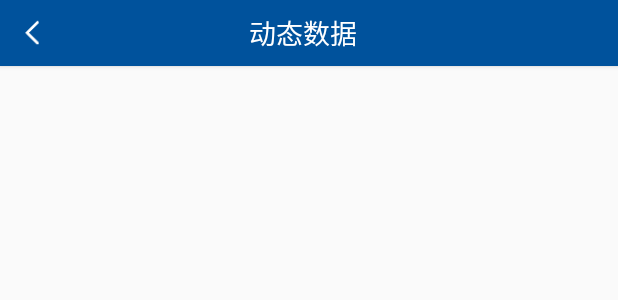
After one commit to zuafzu/OBDproject, an Android app: the layout activity_dynamic_data.xml on its own in the app's theme, with its tools: preview values and no code run, on a phone screen of 412 x 824 dp. The commit adds this screen. Shown: the top 300 px of the screen. Run offline under Robolectric (Android 15) with nearby library versions, the phone set to English and light mode, and no system bars.

Commit message:
界面搭建

```diff
--- /dev/null
+++ b/app/src/main/res/layout/activity_dynamic_data.xml
@@ -0,0 +1,49 @@
+<?xml version="1.0" encoding="utf-8"?>
+<LinearLayout xmlns:android="http://schemas.android.com/apk/res/android"
+    xmlns:app="http://schemas.android.com/apk/res-auto"
+    xmlns:tools="http://schemas.android.com/tools"
+    android:layout_width="match_parent"
+    android:layout_height="match_parent"
+    android:orientation="vertical"
+    tools:context=".activity.DynamicDataActivity">
+
+    <LinearLayout
+        android:layout_width="match_parent"
+        android:layout_height="44dp"
+        android:background="@color/colorPrimary"
+        android:gravity="center"
+        android:orientation="horizontal"
+        android:translationZ="2dp">
+
+        <ImageView
+            android:id="@+id/iv_back"
+            android:layout_width="44dp"
+            android:layout_height="44dp"
+            android:background="?android:attr/selectableItemBackground"
+            android:padding="12dp"
+            android:src="@mipmap/ic_back"
+            android:tag="iv_back"
+            android:visibility="visible" />
+
+        <TextView
+            android:id="@+id/tv_title"
+            android:layout_width="0dp"
+            android:layout_height="wrap_content"
+            android:layout_weight="1"
+            android:gravity="center"
+            android:text="@string/dtsj"
+            android:textColor="@android:color/white"
+            android:textSize="18sp" />
+
+        <TextView
+            android:id="@+id/tv_refresh"
+            android:layout_width="wrap_content"
+            android:layout_height="44dp"
+            android:padding="12dp"
+            android:tag="tv_refresh"
+            android:text="@string/refresh"
+            android:textColor="@android:color/white"
+            android:visibility="invisible" />
+
+    </LinearLayout>
+</LinearLayout>
```
Also changed, not shown: app/src/main/AndroidManifest.xml (+6 -2 lines), app/src/main/java/com/cy/obdproject/activity/DynamicDataActivity.kt (added, +24 -0 lines), app/src/main/java/com/cy/obdproject/activity/ErrorCodeActivity.kt (added, +27 -0 lines), app/src/main/java/com/cy/obdproject/activity/IOTestActivity.kt (added, +25 -0 lines), app/src/main/java/com/cy/obdproject/activity/LoginActivity.kt (added, +46 -0 lines), app/src/main/java/com/cy/obdproject/activity/MainActivity.kt (+6 -9 lines), app/src/main/res/drawable/shape_btn_colorprimary.xml (added, +9 -0 lines), app/src/main/res/layout/activity_error_code.xml (added, +59 -0 lines), app/src/main/res/layout/activity_iotest.xml (added, +50 -0 lines), app/src/main/res/layout/activity_login.xml (added, +80 -0 lines), app/src/main/res/values/strings.xml (+8 -0 lines), app/src/main/res/mipmap-xxhdpi/ic_yaoshi.png (added), app/src/main/res/mipmap-xxhdpi/ic_yonghu.png (added).
